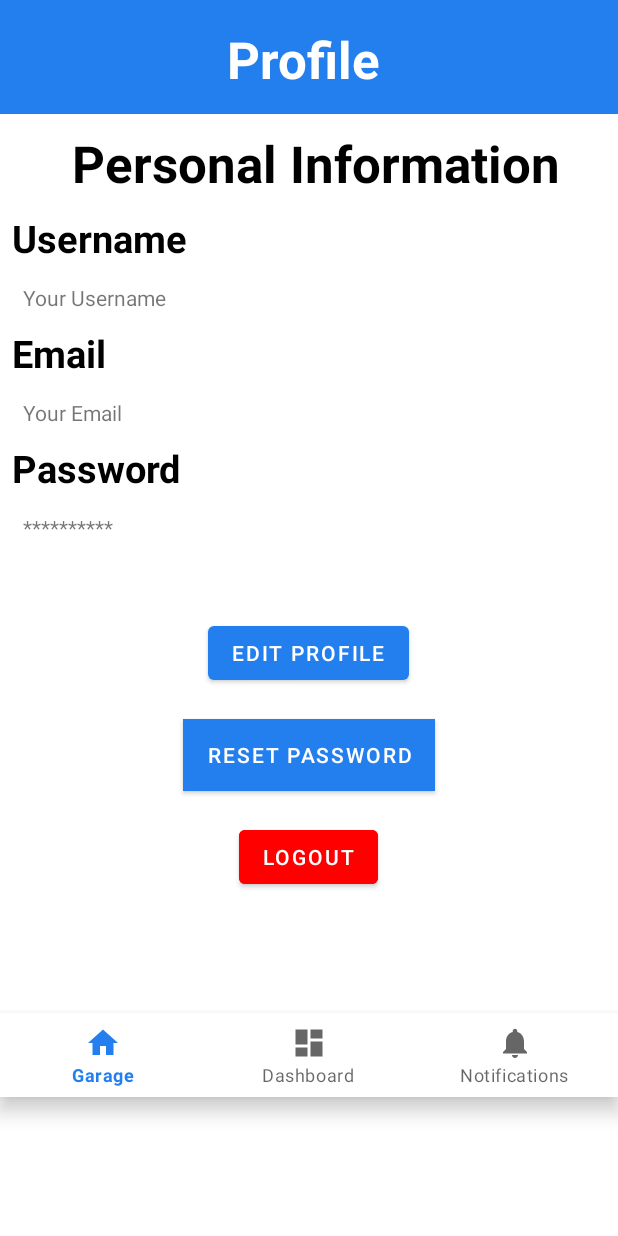
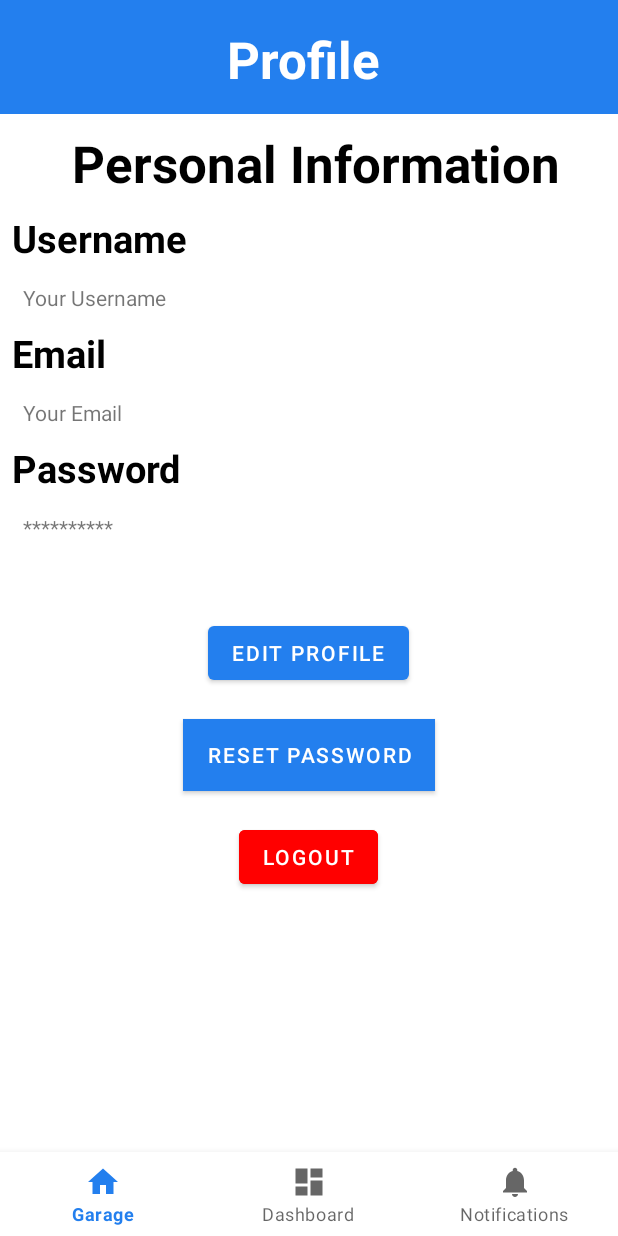
Before and after one commit to yesenia-ms/MyMechanic-App, an Android app: the ProfileActivity screen opened directly, with no data from a screen before it, on a phone screen of 412 x 824 dp. Run offline under Robolectric (Android 15) with nearby library versions, the light colour scheme and no system bars; our stand-ins replace Firebase (no records; nobody signed in at launch, a user with empty details on screens opened directly); Roboto replaces fonts that are not available here.

Commit message:
Dynamic screen sizing. Dashboard is displayed properly and works.

```diff
--- a/app/src/main/res/layout/activity_profile.xml
+++ b/app/src/main/res/layout/activity_profile.xml
@@ -1,5 +1,5 @@
 <?xml version="1.0" encoding="utf-8"?>
-<LinearLayout
+<androidx.constraintlayout.widget.ConstraintLayout
     xmlns:android="http://schemas.android.com/apk/res/android"
     xmlns:app="http://schemas.android.com/apk/res-auto"
     xmlns:tools="http://schemas.android.com/tools"
@@ -152,15 +152,19 @@
             android:backgroundTint="#FF0000"
             android:text="LOGOUT" />
 
-        <com.google.android.material.bottomnavigation.BottomNavigationView
-            android:id="@+id/nav_view"
-            android:layout_width="match_parent"
-            android:layout_height="wrap_content"
-            android:layout_gravity="bottom"
-            android:background="?android:attr/windowBackground"
-            app:menu="@menu/bottom_nav_menu" />
+
 
     </LinearLayout>
 
+    <com.google.android.material.bottomnavigation.BottomNavigationView
+        android:id="@+id/nav_view"
+        android:layout_width="match_parent"
+        android:layout_height="wrap_content"
+        android:layout_gravity="bottom"
+        android:background="?android:attr/windowBackground"
+        app:layout_constraintBottom_toBottomOf="parent"
+        app:layout_constraintEnd_toEndOf="parent"
+        app:layout_constraintStart_toStartOf="parent"
+        app:menu="@menu/bottom_nav_menu" />
 
-</LinearLayout>
+</androidx.constraintlayout.widget.ConstraintLayout>
--- a/app/src/main/res/menu/bottom_nav_menu.xml
+++ b/app/src/main/res/menu/bottom_nav_menu.xml
@@ -1,5 +1,7 @@
 <?xml version="1.0" encoding="utf-8"?>
-<menu xmlns:android="http://schemas.android.com/apk/res/android">
+<menu xmlns:android="http://schemas.android.com/apk/res/android"
+    android:layout_width="match_parent"
+    android:layout_height="wrap_content">
 
     <item
         android:id="@+id/navigation_home"
```
Also changed, not shown: app/src/main/res/layout/activity_garage.xml (+20 -9 lines), app/src/main/res/layout/activity_main.xml (+11 -12 lines), app/src/main/res/layout/activity_problems.xml (+10 -8 lines).
